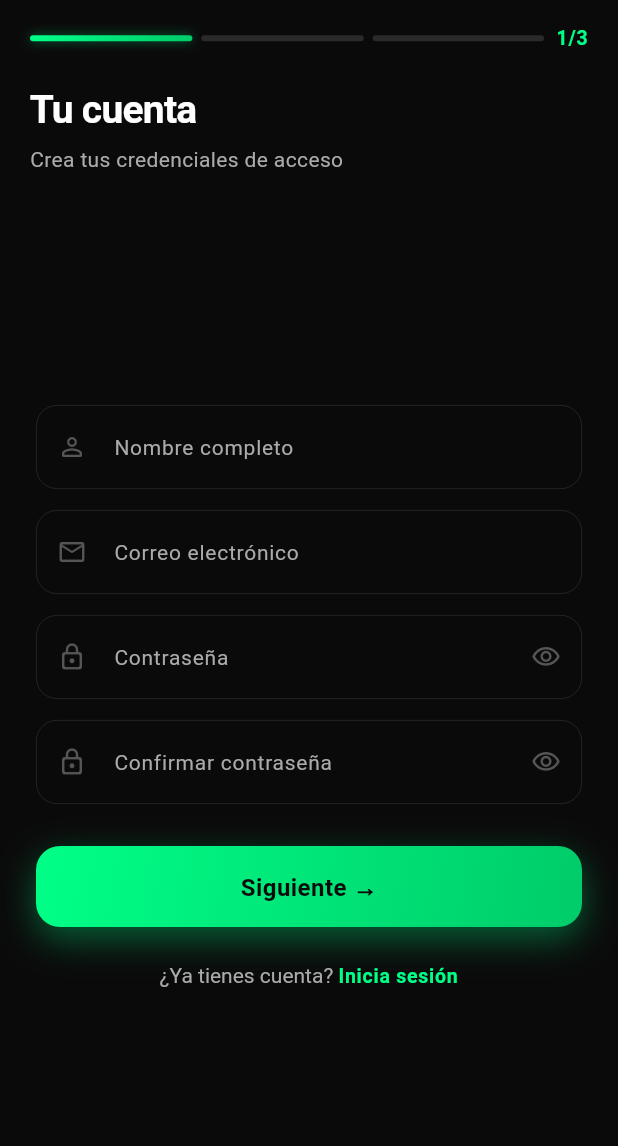
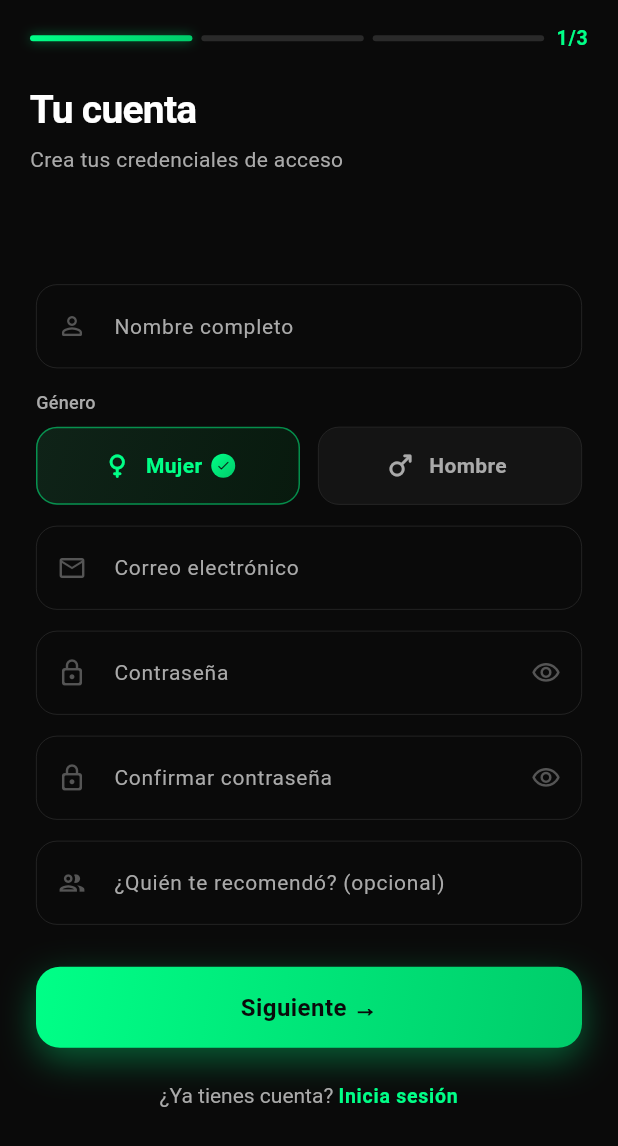
Before and after one commit to vallejoj203k/Mega_vital, a Flutter app: the RegisterScreen screen opened directly, on a phone screen of 412 x 824 dp. Shown: the top 1146 px of the screen. Run offline on Flutter 3.47's test engine with Material 3 defaults, Android fonts, the phone set to English and light mode, and no system bars; our stand-ins replace image_picker, shared_preferences, supabase_flutter; accounts and stored records are empty; network calls fail.

Commit message:
feat: Género, referido y cuerpo anatómico según sexo en registro
Registro paso 1:
- Selector de género (Mujer / Hombre) con toggle animado
- Campo opcional "¿Quién te recomendó?" (referredBy)

UserProfile / AuthService / AuthProvider:
- Nuevos campos: gender ('mujer'|'hombre') y referredBy (nullable)
- Se persisten en Supabase (upsert en user_profiles)

WorkoutsScreen:
- Lee profile.isMale desde AuthProvider
- Cuerpo femenino: body_front.png / body_back.png (sin cambios)
- Cuerpo masculino: frontal_masculino.png / trasero_masculino.png

supabase_setup.sql:
- ALTER TABLE ADD COLUMN IF NOT EXISTS para gender y referred_by

https://claude.ai/code/session_01EqJjddgDtTe8c4bL28avi6

```diff
--- a/lib/presentation/screens/auth/register_screen.dart
+++ b/lib/presentation/screens/auth/register_screen.dart
@@ -35,8 +35,10 @@ class _RegisterScreenState extends State<RegisterScreen> {
   final _emailCtrl = TextEditingController();
   final _passCtrl = TextEditingController();
   final _passConfirmCtrl = TextEditingController();
+  final _referredByCtrl = TextEditingController();
   bool _obscurePass = true;
   bool _obscureConfirm = true;
+  String _selectedGender = 'mujer';
   final _formKey1 = GlobalKey<FormState>();
 
   // ── Controladores paso 2 ──
@@ -70,6 +72,7 @@ class _RegisterScreenState extends State<RegisterScreen> {
     _emailCtrl.dispose();
     _passCtrl.dispose();
     _passConfirmCtrl.dispose();
+    _referredByCtrl.dispose();
     _ageCtrl.dispose();
     super.dispose();
   }
@@ -186,12 +189,15 @@ class _RegisterScreenState extends State<RegisterScreen> {
           emailCtrl: _emailCtrl,
           passCtrl: _passCtrl,
           passConfirmCtrl: _passConfirmCtrl,
+          referredByCtrl: _referredByCtrl,
           obscurePass: _obscurePass,
           obscureConfirm: _obscureConfirm,
+          selectedGender: _selectedGender,
           formKey: _formKey1,
           onTogglePass: () => setState(() => _obscurePass = !_obscurePass),
           onToggleConfirm: () =>
               setState(() => _obscureConfirm = !_obscureConfirm),
+          onGenderChanged: (g) => setState(() => _selectedGender = g),
           onNext: _nextStep,
         );
       case 1:
@@ -245,6 +251,10 @@ class _RegisterScreenState extends State<RegisterScreen> {
       weight: _weight,
       height: _height,
       age: _age,
+      gender: _selectedGender,
+      referredBy: _referredByCtrl.text.trim().isEmpty
+          ? null
+          : _referredByCtrl.text.trim(),
     );
 
     if (!ok && mounted) {
@@ -314,21 +324,27 @@ class _StepProgressBar extends StatelessWidget {
 // PASO 1 — Datos de cuenta
 // ─────────────────────────────────────────────────────────────────
 class _Step1 extends StatelessWidget {
-  final TextEditingController nameCtrl, emailCtrl, passCtrl, passConfirmCtrl;
+  final TextEditingController nameCtrl, emailCtrl, passCtrl, passConfirmCtrl,
+      referredByCtrl;
   final bool obscurePass, obscureConfirm;
+  final String selectedGender;
   final GlobalKey<FormState> formKey;
   final VoidCallback onTogglePass, onToggleConfirm, onNext;
+  final ValueChanged<String> onGenderChanged;
 
   const _Step1({
     required this.nameCtrl,
     required this.emailCtrl,
     required this.passCtrl,
     required this.passConfirmCtrl,
+    required this.referredByCtrl,
     required this.obscurePass,
     required this.obscureConfirm,
+    required this.selectedGender,
     required this.formKey,
     required this.onTogglePass,
     required this.onToggleConfirm,
+    required this.onGenderChanged,
     required this.onNext,
   });
 
@@ -340,6 +356,7 @@ class _Step1 extends StatelessWidget {
       child: Form(
         key: formKey,
         child: Column(
+          crossAxisAlignment: CrossAxisAlignment.start,
           children: [
             AuthField(
               controller: nameCtrl,
@@ -353,6 +370,16 @@ class _Step1 extends StatelessWidget {
               },
             ),
             const SizedBox(height: 14),
+
+            // ── Selector de género ────────────────────────────────────
+            Text('Género', style: AppTextStyles.labelMedium),
+            const SizedBox(height: 8),
+            _GenderSelector(
+              selected: selectedGender,
+              onChanged: onGenderChanged,
+            ),
+            const SizedBox(height: 14),
+
             AuthField(
               controller: emailCtrl,
               label: 'Correo electrónico',
@@ -376,8 +403,11 @@ class _Step1 extends StatelessWidget {
               obscureText: obscurePass,
               suffixIcon: IconButton(
                 icon: Icon(
-                  obscurePass ? Icons.visibility_outlined : Icons.visibility_off_outlined,
-                  size: 20, color: AppColors.textMuted,
+                  obscurePass
+                      ? Icons.visibility_outlined
+                      : Icons.visibility_off_outlined,
+                  size: 20,
+                  color: AppColors.textMuted,
                 ),
                 onPressed: onTogglePass,
               ),
@@ -396,8 +426,11 @@ class _Step1 extends StatelessWidget {
               obscureText: obscureConfirm,
               suffixIcon: IconButton(
                 icon: Icon(
-                  obscureConfirm ? Icons.visibility_outlined : Icons.visibility_off_outlined,
-                  size: 20, color: AppColors.textMuted,
+                  obscureConfirm
+                      ? Icons.visibility_outlined
+                      : Icons.visibility_off_outlined,
+                  size: 20,
+                  color: AppColors.textMuted,
                 ),
                 onPressed: onToggleConfirm,
               ),
@@ -407,12 +440,130 @@ class _Step1 extends StatelessWidget {
                 return null;
               },
             ),
+            const SizedBox(height: 14),
+
+            // ── ¿Quién te recomendó? (opcional) ──────────────────────
+            AuthField(
+              controller: referredByCtrl,
+              label: '¿Quién te recomendó? (opcional)',
+              hint: 'Nombre de tu amigo o familiar',
+              icon: Icons.group_outlined,
+            ),
             const SizedBox(height: 28),
             _StepButton(label: 'Siguiente →', onTap: onNext),
             const SizedBox(height: 20),
             _LoginPrompt(),
             const SizedBox(height: 40),
           ],
+        ),
+      ),
+    );
+  }
+}
+
+// ─── Selector de género ───────────────────────────────────────────
+class _GenderSelector extends StatelessWidget {
+  final String selected;
+  final ValueChanged<String> onChanged;
+  const _GenderSelector({required this.selected, required this.onChanged});
+
+  @override
+  Widget build(BuildContext context) {
+    return Row(
+      children: [
+        _GenderOption(
+          label: 'Mujer',
+          icon: Icons.female_rounded,
+          value: 'mujer',
+          selected: selected == 'mujer',
+          onTap: () => onChanged('mujer'),
+        ),
+        const SizedBox(width: 12),
+        _GenderOption(
+          label: 'Hombre',
+          icon: Icons.male_rounded,
+          value: 'hombre',
+          selected: selected == 'hombre',
+          onTap: () => onChanged('hombre'),
+        ),
+      ],
+    );
+  }
+}
+
+class _GenderOption extends StatelessWidget {
+  final String label, value;
+  final IconData icon;
+  final bool selected;
+  final VoidCallback onTap;
+
+  const _GenderOption({
+    required this.label,
+    required this.icon,
+    required this.value,
+    required this.selected,
+    required this.onTap,
+  });
+
+  @override
+  Widget build(BuildContext context) {
+    return Expanded(
+      child: GestureDetector(
+        onTap: onTap,
+        child: AnimatedContainer(
+          duration: const Duration(milliseconds: 200),
+          height: 52,
+          decoration: BoxDecoration(
+            gradient: selected
+                ? const LinearGradient(
+                    colors: [Color(0xFF0F2318), Color(0xFF081A0E)],
+                    begin: Alignment.topLeft,
+                    end: Alignment.bottomRight,
+                  )
+                : null,
+            color: selected ? null : AppColors.surface,
+            borderRadius: BorderRadius.circular(14),
+            border: Border.all(
+              color: selected
+                  ? AppColors.primary.withOpacity(0.5)
+                  : AppColors.border,
+              width: selected ? 1 : 0.5,
+            ),
+          ),
+          child: Row(
+            mainAxisAlignment: MainAxisAlignment.center,
+            children: [
+              Icon(
+                icon,
+                size: 22,
+                color:
+                    selected ? AppColors.primary : AppColors.textSecondary,
+              ),
+              const SizedBox(width: 8),
+              Text(
+                label,
+                style: TextStyle(
+                  fontSize: 14,
+                  fontWeight: FontWeight.w600,
+                  color: selected
+                      ? AppColors.primary
+                      : AppColors.textSecondary,
+                ),
+              ),
+              const SizedBox(width: 6),
+              if (selected)
+                Container(
+                  width: 16,
+                  height: 16,
+                  decoration: const BoxDecoration(
+                    gradient: AppColors.primaryGradient,
+                    shape: BoxShape.circle,
+                  ),
+                  child: const Icon(Icons.check_rounded,
+                      size: 10, color: AppColors.background),
+                ),
+            ],
+          ),
         ),
       ),
     );
--- a/lib/services/auth_service.dart
+++ b/lib/services/auth_service.dart
@@ -42,6 +42,8 @@ class UserProfile {
   final double height;
   final int age;
   final DateTime createdAt;
+  final String gender;       // 'hombre' | 'mujer'
+  final String? referredBy;  // nombre de quien recomendó el gimnasio
 
   const UserProfile({
     required this.uid,
@@ -52,7 +54,11 @@ class UserProfile {
     required this.height,
     required this.age,
     required this.createdAt,
+    this.gender = 'mujer',
+    this.referredBy,
   });
+
+  bool get isMale => gender == 'hombre';
 
   Map<String, dynamic> toMap() => {
     'uid': uid,
@@ -65,6 +71,8 @@ class UserProfile {
     'created_at': createdAt.toIso8601String(),
     'streak': 0,
     'total_workouts': 0,
+    'gender': gender,
+    if (referredBy != null && referredBy!.isNotEmpty) 'referred_by': referredBy,
   };
 
   factory UserProfile.fromMap(Map<String, dynamic> m) => UserProfile(
@@ -78,6 +86,8 @@ class UserProfile {
     createdAt: m['created_at'] != null
         ? DateTime.tryParse(m['created_at']) ?? DateTime.now()
         : DateTime.now(),
+    gender: m['gender'] ?? 'mujer',
+    referredBy: m['referred_by'],
   );
 }
 
@@ -105,6 +115,8 @@ class AuthService {
     required double weight,
     required double height,
     required int age,
+    String gender = 'mujer',
+    String? referredBy,
   }) async {
     try {
       final response = await _supabase.auth.signUp(
@@ -186,6 +198,8 @@ class AuthService {
     required double weight,
     required double height,
     required int age,
+    String gender = 'mujer',
+    String? referredBy,
   }) async {
     try {
       await _supabase.from('user_profiles').upsert({
@@ -198,6 +212,9 @@ class AuthService {
         'age':            age,
         'streak':         0,
         'total_workouts': 0,
+        'gender':         gender,
+        if (referredBy != null && referredBy.isNotEmpty)
+          'referred_by': referredBy,
       });
       return await getUserProfile(user.uid);
     } catch (_) {
--- a/pubspec.yaml
+++ b/pubspec.yaml
@@ -29,6 +29,8 @@ flutter:
   assets:
     - assets/images/body_front.png
     - assets/images/body_back.png
+    - assets/images/frontal_masculino.png
+    - assets/images/trasero_masculino.png
 
 flutter_icons:
   android: true
```
Also changed, not shown: lib/core/providers/auth_provider.dart (+11 -6 lines), lib/presentation/screens/workouts/workouts_screen.dart (+19 -7 lines), 1 other file.
